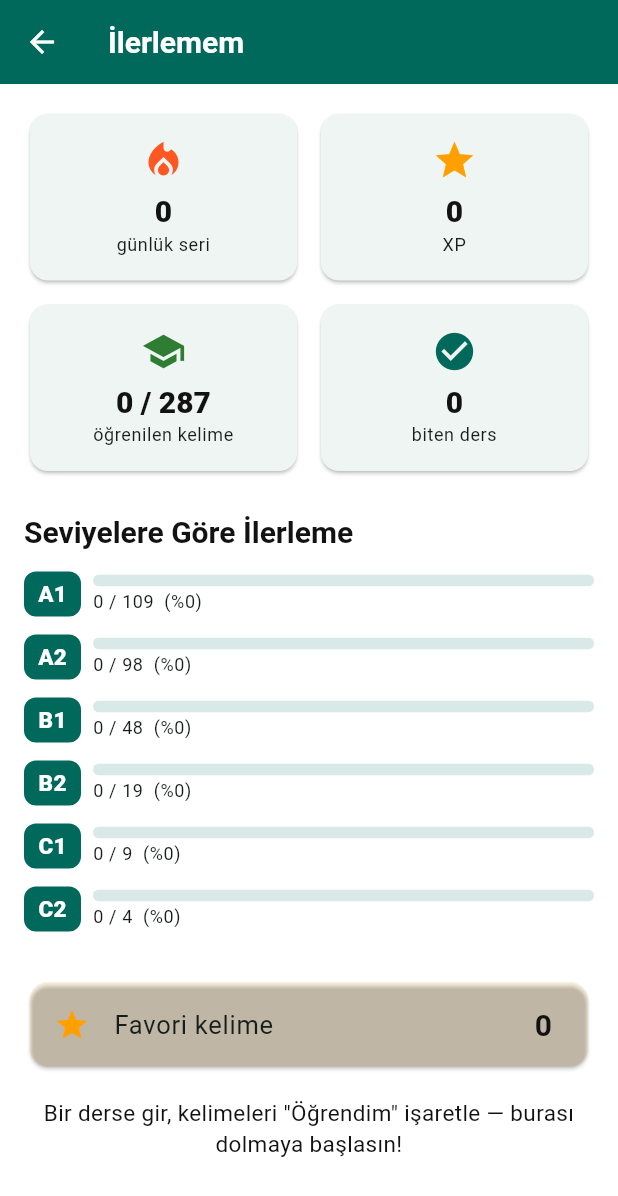
After one commit to turabyagmurlu/tid_app, a Flutter app: the screen it shows after launch, after a tap on the "insights" icon, on a phone screen of 412 x 824 dp. The commit adds this screen. Shown: the top 1196 px of the screen. Run offline on Flutter 3.47's test engine with Material 3 defaults, Android fonts, the phone set to English and light mode, and no system bars; our stand-ins replace camera, cloud_firestore, equatable, firebase_core, flutter_bloc, shared_preferences and 1 more; missing offline and left inert: dart:html, dart:ui_web; accounts and stored records are empty.

Commit message:
feat: Ilerleme/Istatistik paneli - ogrenilen kelime, XP, seri, seviye bazli tamamlanma

```diff
--- a/lib/presentation/screens/home_screen.dart
+++ b/lib/presentation/screens/home_screen.dart
@@ -16,6 +16,7 @@ import 'lesson_detail_screen.dart';
 import 'review_today_screen.dart';
 import 'search_screen.dart';
 import 'settings_screen.dart';
+import 'stats_screen.dart';
 
 class HomeScreen extends StatelessWidget {
   const HomeScreen({super.key});
@@ -26,6 +27,13 @@ class HomeScreen extends StatelessWidget {
       appBar: AppBar(
         title: const Text(AppStrings.homeTitle),
         actions: [
+          IconButton(
+            tooltip: 'İlerlemem',
+            onPressed: () => Navigator.of(context).push(MaterialPageRoute(
+              builder: (_) => const StatsScreen(),
+            )),
+            icon: const Icon(Icons.insights),
+          ),
           IconButton(
             tooltip: 'Ara',
             onPressed: () => Navigator.of(context).push(MaterialPageRoute(
--- /dev/null
+++ b/lib/presentation/screens/stats_screen.dart
@@ -0,0 +1,219 @@
+import 'package:flutter/material.dart';
+import 'package:flutter_bloc/flutter_bloc.dart';
+
+import '../../core/constants/app_colors.dart';
+import '../../core/constants/app_dimensions.dart';
+import '../../data/models/lesson_model.dart';
+import '../blocs/lesson/lesson_cubit.dart';
+import '../blocs/progress/progress_cubit.dart';
+
+/// İlerleme / istatistik paneli: öğrenilen kelime, XP, seri ve seviye
+/// başına tamamlanma.
+class StatsScreen extends StatelessWidget {
+  const StatsScreen({super.key});
+
+  static const List<String> _levels = ['A1', 'A2', 'B1', 'B2', 'C1', 'C2'];
+
+  @override
+  Widget build(BuildContext context) {
+    final ls = context.watch<LessonCubit>().state;
+    final List<LessonModel> lessons =
+        ls is LessonLoaded ? ls.lessons : const [];
+
+    return Scaffold(
+      appBar: AppBar(title: const Text('İlerlemem')),
+      body: SafeArea(
+        child: BlocBuilder<ProgressCubit, ProgressState>(
+          builder: (context, ps) {
+            final p = ps.progress;
+
+            // Toplamlar
+            var totalWords = 0;
+            final perLevelTotal = {for (final l in _levels) l: 0};
+            final perLevelLearned = {for (final l in _levels) l: 0};
+            for (final les in lessons) {
+              for (final w in les.words) {
+                totalWords++;
+                if (perLevelTotal.containsKey(les.level)) {
+                  perLevelTotal[les.level] = perLevelTotal[les.level]! + 1;
+                  if (p.learnedWordIds.contains(w.wordId)) {
+                    perLevelLearned[les.level] =
+                        perLevelLearned[les.level]! + 1;
+                  }
+                }
+              }
+            }
+            final learned = p.learnedWordIds.length;
+
+            return ListView(
+              padding: const EdgeInsets.all(AppDimensions.md),
+              children: [
+                Row(
+                  children: [
+                    _StatCard(
+                      icon: Icons.local_fire_department,
+                      color: Colors.deepOrange,
+                      value: '${p.currentStreak}',
+                      label: 'günlük seri',
+                    ),
+                    const SizedBox(width: AppDimensions.sm),
+                    _StatCard(
+                      icon: Icons.star,
+                      color: AppColors.accent,
+                      value: '${p.xp}',
+                      label: 'XP',
+                    ),
+                  ],
+                ),
+                const SizedBox(height: AppDimensions.sm),
+                Row(
+                  children: [
+                    _StatCard(
+                      icon: Icons.school,
+                      color: AppColors.success,
+                      value: '$learned / $totalWords',
+                      label: 'öğrenilen kelime',
+                    ),
+                    const SizedBox(width: AppDimensions.sm),
+                    _StatCard(
+                      icon: Icons.check_circle,
+                      color: AppColors.primary,
+                      value: '${p.completedLessonIds.length}',
+                      label: 'biten ders',
+                    ),
+                  ],
+                ),
+                const SizedBox(height: AppDimensions.lg),
+                Text('Seviyelere Göre İlerleme',
+                    style: Theme.of(context).textTheme.titleLarge),
+                const SizedBox(height: AppDimensions.sm),
+                for (final lv in _levels)
+                  if (perLevelTotal[lv]! > 0)
+                    _LevelRow(
+                      level: lv,
+                      learned: perLevelLearned[lv]!,
+                      total: perLevelTotal[lv]!,
+                    ),
+                const SizedBox(height: AppDimensions.lg),
+                Card(
+                  color: AppColors.accent.withOpacity(0.10),
+                  child: ListTile(
+                    leading: const Icon(Icons.star, color: AppColors.accent),
+                    title: const Text('Favori kelime'),
+                    trailing: Text('${p.favoriteWordIds.length}',
+                        style: Theme.of(context).textTheme.titleLarge),
+                  ),
+                ),
+                const SizedBox(height: AppDimensions.md),
+                Text(
+                  learned == 0
+                      ? 'Bir derse gir, kelimeleri "Öğrendim" işaretle — burası dolmaya başlasın!'
+                      : 'Harika gidiyorsun! Her gün biraz tekrar, seriyi büyütür. 🔥',
+                  style: Theme.of(context).textTheme.bodyMedium,
+                  textAlign: TextAlign.center,
+                ),
+              ],
+            );
+          },
+        ),
+      ),
+    );
+  }
+}
+
+class _StatCard extends StatelessWidget {
+  final IconData icon;
+  final Color color;
+  final String value;
+  final String label;
+
+  const _StatCard({
+    required this.icon,
+    required this.color,
+    required this.value,
+    required this.label,
+  });
+
+  @override
+  Widget build(BuildContext context) {
+    return Expanded(
+      child: Card(
+        child: Padding(
+          padding: const EdgeInsets.all(AppDimensions.md),
+          child: Column(
+            children: [
+              Icon(icon, color: color, size: 30),
+              const SizedBox(height: 6),
+              Text(value,
+                  style: Theme.of(context)
+                      .textTheme
+                      .titleLarge
+                      ?.copyWith(fontWeight: FontWeight.w800)),
+              const SizedBox(height: 2),
+              Text(label,
+                  style: Theme.of(context).textTheme.bodySmall,
+                  textAlign: TextAlign.center),
+            ],
+          ),
+        ),
+      ),
+    );
+  }
+}
+
+class _LevelRow extends StatelessWidget {
+  final String level;
+  final int learned;
+  final int total;
+
+  const _LevelRow({
+    required this.level,
+    required this.learned,
+    required this.total,
+  });
+
+  @override
+  Widget build(BuildContext context) {
+    final ratio = total == 0 ? 0.0 : learned / total;
+    return Padding(
+      padding: const EdgeInsets.symmetric(vertical: 6),
+      child: Row(
+        children: [
+          Container(
+            width: 38,
+            height: 30,
+            alignment: Alignment.center,
+            decoration: BoxDecoration(
+              color: AppColors.primary,
+              borderRadius: BorderRadius.circular(AppDimensions.radiusSm),
+            ),
+            child: Text(level,
+                style: const TextStyle(
+                    color: Colors.white, fontWeight: FontWeight.w800)),
+          ),
+          const SizedBox(width: AppDimensions.sm),
+          Expanded(
+            child: Column(
+              crossAxisAlignment: CrossAxisAlignment.start,
+              children: [
+                ClipRRect(
+                  borderRadius: BorderRadius.circular(5),
+                  child: LinearProgressIndicator(
+                    value: ratio,
+                    minHeight: 8,
+                    backgroundColor: AppColors.primary.withOpacity(0.15),
+                    valueColor:
+                        const AlwaysStoppedAnimation(AppColors.success),
+                  ),
+                ),
+                const SizedBox(height: 2),
+                Text('$learned / $total  (%${(ratio * 100).round()})',
+                    style: Theme.of(context).textTheme.bodySmall),
+              ],
+            ),
+          ),
+        ],
+      ),
+    );
+  }
+}
```
